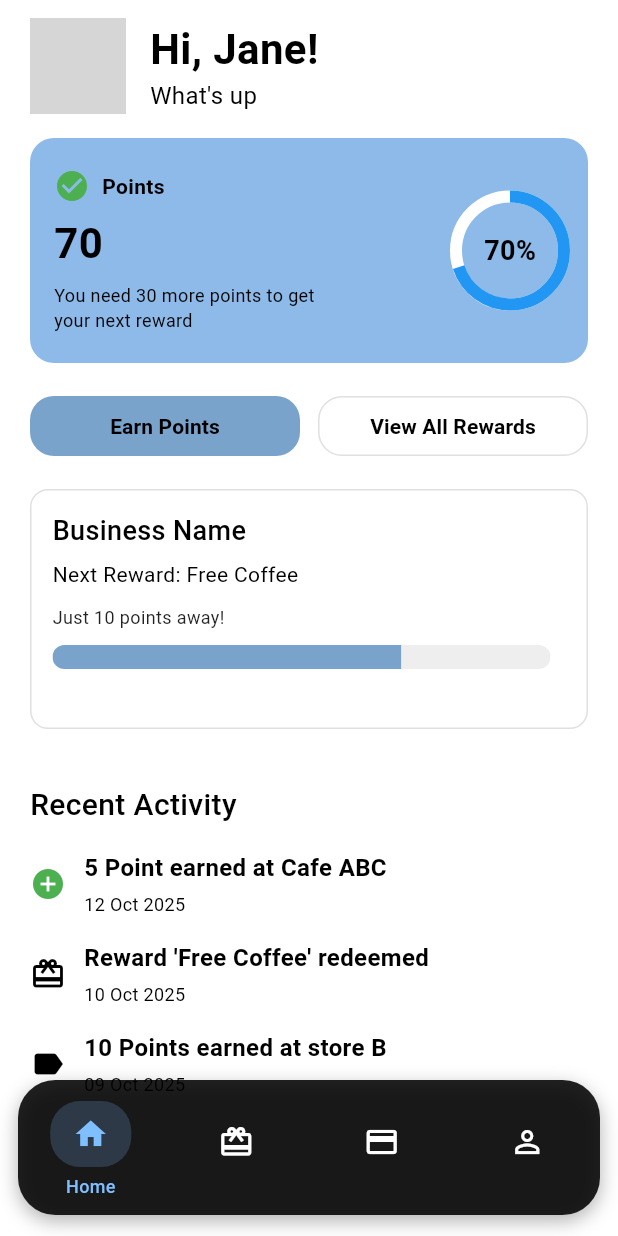
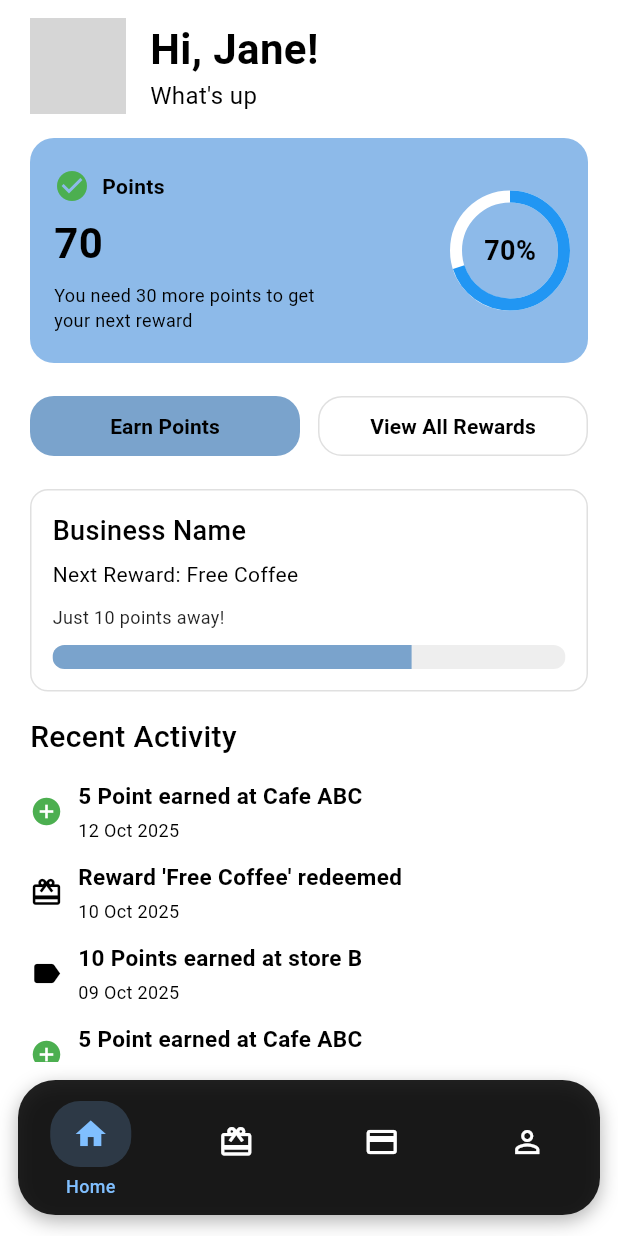
Before and after one commit to imsalluu/amin_pass, a Flutter app: the BottomNavController screen opened directly, on a phone screen of 412 x 824 dp. Run offline on Flutter 3.47's test engine with Material 3 defaults, Android fonts, the phone set to English and light mode, and no system bars; our stand-ins replace flutter_svg, image_picker, pin_code_fields, shared_preferences; missing offline and left inert: mobile_scanner; accounts and stored records are empty; network calls fail; project files that could hold a hidden picture were left out; grey boxes are pictures that could not be loaded.

Commit message:
commit 11

```diff
--- a/lib/card/screen/loyalty_card_screen.dart
+++ b/lib/card/screen/loyalty_card_screen.dart
@@ -11,7 +11,7 @@ class LoyaltyCardScreen extends StatelessWidget {
     final isDesktop = sw >= 900;
 
     final content = Padding(
-      padding: const EdgeInsets.all(24),
+      padding: const EdgeInsets.all(4),
       child: Column(
         crossAxisAlignment: CrossAxisAlignment.start,
         children: [
--- a/lib/common/screen/bottom_nav_bar.dart
+++ b/lib/common/screen/bottom_nav_bar.dart
@@ -220,9 +220,9 @@ class _BottomNavControllerState extends State<BottomNavController>
                     borderRadius: const BorderRadius.only(bottomLeft: Radius.circular(8), bottomRight: Radius.circular(8)),
                     boxShadow: [
                       BoxShadow(
-                        color: Colors.black.withOpacity(0.15),
-                        blurRadius:20,
-                        offset: const Offset(2, 0), // right side shadow
+                        color: Colors.black.withOpacity(0.6),
+                        blurRadius: 10,
+                        offset: const Offset(0, 4), // right side shadow
                       ),
                     ],
                   ),
--- a/lib/home/screen/home_screen.dart
+++ b/lib/home/screen/home_screen.dart
@@ -1,4 +1,3 @@
-// home_screen.dart
 import 'package:flutter/material.dart';
 import 'package:amin_pass/rewards/rewards_screen.dart';
 
@@ -27,7 +26,8 @@ class _HomeScreenState extends State<HomeScreen> {
       children: [
         CircleAvatar(
           radius: 32,
-          backgroundColor: isDark ? Colors.grey.shade800 : Colors.blueGrey.shade100,
+          backgroundColor:
+          isDark ? Colors.grey.shade800 : Colors.blueGrey.shade100,
           backgroundImage: const NetworkImage('https://picsum.photos/200'),
         ),
         const SizedBox(width: 16),
@@ -56,7 +56,7 @@ class _HomeScreenState extends State<HomeScreen> {
 
     final pointsCard = Container(
       width: double.infinity,
-      height: 150, // fixed height
+      height: 150,
       padding: const EdgeInsets.all(16),
       decoration: BoxDecoration(
         color: const Color(0xFF8DBAE9),
@@ -72,17 +72,23 @@ class _HomeScreenState extends State<HomeScreen> {
                 children: const [
                   Icon(Icons.check_circle, color: Colors.green),
                   SizedBox(width: 8),
-                  Text('Points', style: TextStyle(fontSize: 14, fontWeight: FontWeight.w600)),
+                  Text('Points',
+                      style:
+                      TextStyle(fontSize: 14, fontWeight: FontWeight.w600)),
                 ],
               ),
               const SizedBox(height: 6),
-              Text('$points', style: const TextStyle(fontSize: 28, fontWeight: FontWeight.bold)),
+              Text('$points',
+                  style: const TextStyle(
+                      fontSize: 28, fontWeight: FontWeight.bold)),
               const SizedBox(height: 6),
               SizedBox(
                 width: 180,
                 child: Text(
                   'You need ${100 - 70} more points to get your next reward',
-                  style: TextStyle(fontSize: 12, color: isDark ? Colors.white70 : Colors.black),
+                  style: TextStyle(
+                      fontSize: 12,
+                      color: isDark ? Colors.white70 : Colors.black),
                 ),
               ),
             ],
@@ -101,14 +107,18 @@ class _HomeScreenState extends State<HomeScreen> {
                     value: percent,
                     strokeWidth: 8,
                     backgroundColor: Colors.white,
-                    valueColor: const AlwaysStoppedAnimation<Color>(Colors.blue),
+                    valueColor:
+                    const AlwaysStoppedAnimation<Color>(Colors.blue),
                   ),
                 ),
-                Text('${(percent * 100).toInt()}%',
+                Text(
+                  '${(percent * 100).toInt()}%',
                   style: TextStyle(
                     fontWeight: FontWeight.bold,
                     fontSize: 18,
-                        color: isDark ? Colors.white : Colors.black)),
+                    color: isDark ? Colors.white : Colors.black,
+                  ),
+                ),
               ],
             ),
           ),
@@ -117,7 +127,7 @@ class _HomeScreenState extends State<HomeScreen> {
     );
 
     final buttonsRow = SizedBox(
-      height: 60, // fixed height
+      height: 60,
       child: Row(
         children: [
           Expanded(
@@ -133,9 +143,9 @@ class _HomeScreenState extends State<HomeScreen> {
                 ),
                 elevation: 0,
               ),
-              child: Text(
+              child: const Text(
                 'Earn Points',
-                style: TextStyle(fontWeight: FontWeight.bold, color: isDark ? Colors.black : Colors.black),
+                style: TextStyle(fontWeight: FontWeight.bold, color: Colors.black),
               ),
             ),
           ),
@@ -148,14 +158,17 @@ class _HomeScreenState extends State<HomeScreen> {
               style: OutlinedButton.styleFrom(
                 padding: const EdgeInsets.symmetric(vertical: 10),
                 backgroundColor: isDark ? Colors.grey.shade900 : Colors.white,
-                side: BorderSide(color: isDark ? Colors.white24 : Colors.black12),
+                side: BorderSide(
+                    color: isDark ? Colors.white24 : Colors.black12),
                 shape: RoundedRectangleBorder(
                   borderRadius: BorderRadius.circular(16),
                 ),
               ),
               child: Text(
                 'View All Rewards',
-                style: TextStyle(fontWeight: FontWeight.bold, color: isDark ? Colors.white : Colors.black),
+                style: TextStyle(
+                    fontWeight: FontWeight.bold,
+                    color: isDark ? Colors.white : Colors.black),
               ),
             ),
           ),
@@ -164,61 +177,86 @@ class _HomeScreenState extends State<HomeScreen> {
     );
 
     final upcomingReward = Container(
-      height: 160, // fixed height
       width: double.infinity,
+      margin: const EdgeInsets.only(bottom: 16),
       padding: const EdgeInsets.all(14),
       decoration: BoxDecoration(
         color: isDark ? Colors.grey.shade900 : Colors.white,
         borderRadius: BorderRadius.circular(12),
-        border: Border.all(color: isDark ? Colors.grey.shade700 : Colors.grey.shade300),
+        border:
+        Border.all(color: isDark ? Colors.grey.shade700 : Colors.grey.shade300),
       ),
       child: Column(
         crossAxisAlignment: CrossAxisAlignment.start,
         children: [
-          Text('Business Name', style: TextStyle(fontSize: 18, fontWeight: FontWeight.w500, color: theme.textTheme.bodyLarge?.color)),
+          Text('Business Name',
+              style: TextStyle(
+                  fontSize: 18,
+                  fontWeight: FontWeight.w500,
+                  color: theme.textTheme.bodyLarge?.color)),
           const SizedBox(height: 6),
-          Text('Next Reward: Free Coffee', style: TextStyle(fontSize: 14, color: theme.textTheme.bodyMedium?.color)),
+          Text('Next Reward: Free Coffee',
+              style: TextStyle(
+                  fontSize: 14, color: theme.textTheme.bodyMedium?.color)),
           const SizedBox(height: 10),
-          Text('Just 10 points away!', style: TextStyle(fontSize: 12, color: isDark ? Colors.white70 : Colors.black87)),
+          Text('Just 10 points away!',
+              style: TextStyle(
+                  fontSize: 12,
+                  color: isDark ? Colors.white70 : Colors.black87)),
           const SizedBox(height: 10),
-          Row(
-            children: [
-              Expanded(
-                child: ClipRRect(
+          ClipRRect(
             borderRadius: BorderRadius.circular(8),
             child: LinearProgressIndicator(
               value: percent,
               minHeight: 16,
-                    backgroundColor: isDark ? Colors.grey.shade800 : Colors.grey.shade200,
+              backgroundColor:
+              isDark ? Colors.grey.shade800 : Colors.grey.shade200,
               valueColor: const AlwaysStoppedAnimation(Color(0xff7AA3CC)),
             ),
           ),
-              ),
-              const SizedBox(width: 10),
-            ],
-          )
         ],
       ),
     );
 
     final recentActivity = Container(
-      height: 450, // fixed height
+      width: double.infinity,
+      padding: const EdgeInsets.only(bottom: 12),
       child: Column(
         crossAxisAlignment: CrossAxisAlignment.start,
         children: [
-          const SizedBox(height: 20),
-          Text('Recent Activity', style: TextStyle(fontSize: 20, fontWeight: FontWeight.w500, color: theme.textTheme.bodyLarge?.color)),
+          const Text('Recent Activity',
+              style: TextStyle(fontSize: 20, fontWeight: FontWeight.w500)),
           const SizedBox(height: 8),
-          Expanded(
-            child: ListView(
-              physics: const NeverScrollableScrollPhysics(), // disable scroll
-              children: [
-                ActivityItem(icon: Icons.add_circle, color: Colors.green, text: "5 Point earned at Cafe ABC", date: "12 Oct 2025", isDark: isDark),
-                ActivityItem(icon: Icons.card_giftcard, color: isDark ? Colors.white : Colors.black, text: "Reward 'Free Coffee' redeemed", date: "10 Oct 2025", isDark: isDark),
-                ActivityItem(icon: Icons.label, color: isDark ? Colors.white : Colors.black, text: "10 Points earned at store B", date: "09 Oct 2025", isDark: isDark),
-              ],
-            ),
-          ),
+          ActivityItem(
+              icon: Icons.add_circle,
+              color: Colors.green,
+              text: "5 Point earned at Cafe ABC",
+              date: "12 Oct 2025",
+              isDark: isDark),
+          ActivityItem(
+              icon: Icons.card_giftcard,
+              color: isDark ? Colors.white : Colors.black,
+              text: "Reward 'Free Coffee' redeemed",
+              date: "10 Oct 2025",
+              isDark: isDark),
+          ActivityItem(
+              icon: Icons.label,
+              color: isDark ? Colors.white : Colors.black,
+              text: "10 Points earned at store B",
+              date: "09 Oct 2025",
+              isDark: isDark),
+          ActivityItem(
+              icon: Icons.add_circle,
+              color: Colors.green,
+              text: "5 Point earned at Cafe ABC",
+              date: "12 Oct 2025",
+              isDark: isDark),
+          ActivityItem(
+              icon: Icons.label,
+              color: isDark ? Colors.white : Colors.black,
+              text: "10 Points earned at store B",
+              date: "09 Oct 2025",
+              isDark: isDark),
         ],
       ),
     );
@@ -232,7 +270,6 @@ class _HomeScreenState extends State<HomeScreen> {
         const SizedBox(height: 12),
         buttonsRow,
         const SizedBox(height: 12),
-        upcomingReward,
       ],
     );
 
@@ -243,7 +280,15 @@ class _HomeScreenState extends State<HomeScreen> {
             ? Row(
           crossAxisAlignment: CrossAxisAlignment.start,
           children: [
-            Expanded(flex: 2, child: leftColumn),
+            Expanded(
+                flex: 2,
+                child: Column(
+                  crossAxisAlignment: CrossAxisAlignment.start,
+                  children: [
+                    leftColumn,
+                    upcomingReward,
+                  ],
+                )),
             const SizedBox(width: 30),
             Expanded(flex: 1, child: recentActivity),
           ],
@@ -252,8 +297,17 @@ class _HomeScreenState extends State<HomeScreen> {
           crossAxisAlignment: CrossAxisAlignment.start,
           children: [
             leftColumn,
-            const SizedBox(height: 16),
+            // scrollable business + activity section
+            Expanded(
+              child: SingleChildScrollView(
+                child: Column(
+                  children: [
+                    upcomingReward,
                     recentActivity,
+                  ],
+                ),
+              ),
+            ),
           ],
         ),
       ),
@@ -275,7 +329,8 @@ class _HomeScreenState extends State<HomeScreen> {
                   const Spacer(),
                   IconButton(
                     onPressed: () {},
-                    icon: Icon(Icons.notifications_none, size: 28, color: Colors.black),
+                    icon: const Icon(Icons.notifications_none,
+                        size: 28, color: Colors.black),
                   ),
                 ],
               ),
@@ -286,9 +341,14 @@ class _HomeScreenState extends State<HomeScreen> {
       );
     }
 
+    // MOBILE
     return Scaffold(
       backgroundColor: theme.scaffoldBackgroundColor,
-      body: SingleChildScrollView(child: mainContent),
+      body: Column(
+        children: [
+          Expanded(child: mainContent),
+        ],
+      ),
     );
   }
 }
@@ -300,23 +360,37 @@ class ActivityItem extends StatelessWidget {
   final String date;
   final bool isDark;
 
-  const ActivityItem({super.key, required this.icon, required this.color, required this.text, required this.date, required this.isDark});
+  const ActivityItem({
+    super.key,
+    required this.icon,
+    required this.color,
+    required this.text,
+    required this.date,
+    required this.isDark,
+  });
 
   @override
   Widget build(BuildContext context) {
     return Container(
-      margin: const EdgeInsets.symmetric(vertical: 8),
+      margin: const EdgeInsets.symmetric(vertical: 6),
       child: Row(
         children: [
-          Icon(icon, color: color, size: 24),
-          const SizedBox(width: 12),
+          Icon(icon, color: color, size: 22),
+          const SizedBox(width: 10),
           Expanded(
             child: Column(
               crossAxisAlignment: CrossAxisAlignment.start,
               children: [
-                Text(text, style: TextStyle(fontWeight: FontWeight.w600, fontSize: 16, color: isDark ? Colors.white : Colors.black)),
+                Text(text,
+                    style: TextStyle(
+                        fontWeight: FontWeight.w600,
+                        fontSize: 15,
+                        color: isDark ? Colors.white : Colors.black)),
                 const SizedBox(height: 4),
-                Text(date, style: TextStyle(color: isDark ? Colors.white70 : Colors.black, fontSize: 12)),
+                Text(date,
+                    style: TextStyle(
+                        color: isDark ? Colors.white70 : Colors.black,
+                        fontSize: 12)),
               ],
             ),
           ),
--- a/lib/profile/screen/profile_screen.dart
+++ b/lib/profile/screen/profile_screen.dart
@@ -123,7 +123,7 @@ class _ProfileScreenState extends State<ProfileScreen> {
     final isDesktop = sw >= 900;
 
     final mainContent = Padding(
-      padding: const EdgeInsets.all(16),
+      padding: const EdgeInsets.all(2),
       child: Column(
         crossAxisAlignment: CrossAxisAlignment.start,
         children: [
--- a/lib/profile/settings/screen/notification_screen.dart
+++ b/lib/profile/settings/screen/notification_screen.dart
@@ -104,7 +104,7 @@ class _PushNotificationsScreenState extends State<PushNotificationsScreen> {
     final borderColor = isDark ? Colors.grey.shade700 : Colors.grey.shade300;
 
     final content = Padding(
-      padding: const EdgeInsets.all(16),
+      padding: const EdgeInsets.all(8),
       child: Column(
         children: [
           // Master notification
--- a/lib/profile/settings/screen/password_change_screen.dart
+++ b/lib/profile/settings/screen/password_change_screen.dart
@@ -30,7 +30,7 @@ class _PasswordChangeScreenState extends State<PasswordChangeScreen> {
     final iconColor = isDark ? Colors.white70 : Colors.black54;
 
     final formContent = Padding(
-      padding: const EdgeInsets.all(24),
+      padding: const EdgeInsets.all(16),
       child: Column(
         crossAxisAlignment: CrossAxisAlignment.start,
         children: [
--- a/lib/profile/settings/screen/privacy_policy_screen.dart
+++ b/lib/profile/settings/screen/privacy_policy_screen.dart
@@ -48,7 +48,7 @@ class PrivacySafetyScreen extends StatelessWidget {
     final isDesktop = sw >= 900;
 
     final content = Padding(
-      padding: const EdgeInsets.all(16),
+      padding: const EdgeInsets.all(8),
       child: Column(
         crossAxisAlignment: CrossAxisAlignment.start,
         children: [
--- a/lib/profile/settings/screen/terms_and_condition.dart
+++ b/lib/profile/settings/screen/terms_and_condition.dart
@@ -48,7 +48,7 @@ class TermsAndCondition extends StatelessWidget {
     final isDesktop = sw >= 900;
 
     final content = Padding(
-      padding: const EdgeInsets.all(16),
+      padding: const EdgeInsets.all(8),
       child: Column(
         crossAxisAlignment: CrossAxisAlignment.start,
         children: [
```
Also changed, not shown: lib/profile/screen/transaction_history.dart (+13 -11 lines), lib/profile/settings/screen/setting_screen.dart (+16 -9 lines), lib/rewards/rewards_screen.dart (+49 -32 lines). Lines whose indentation alone changed are shown as unchanged.
